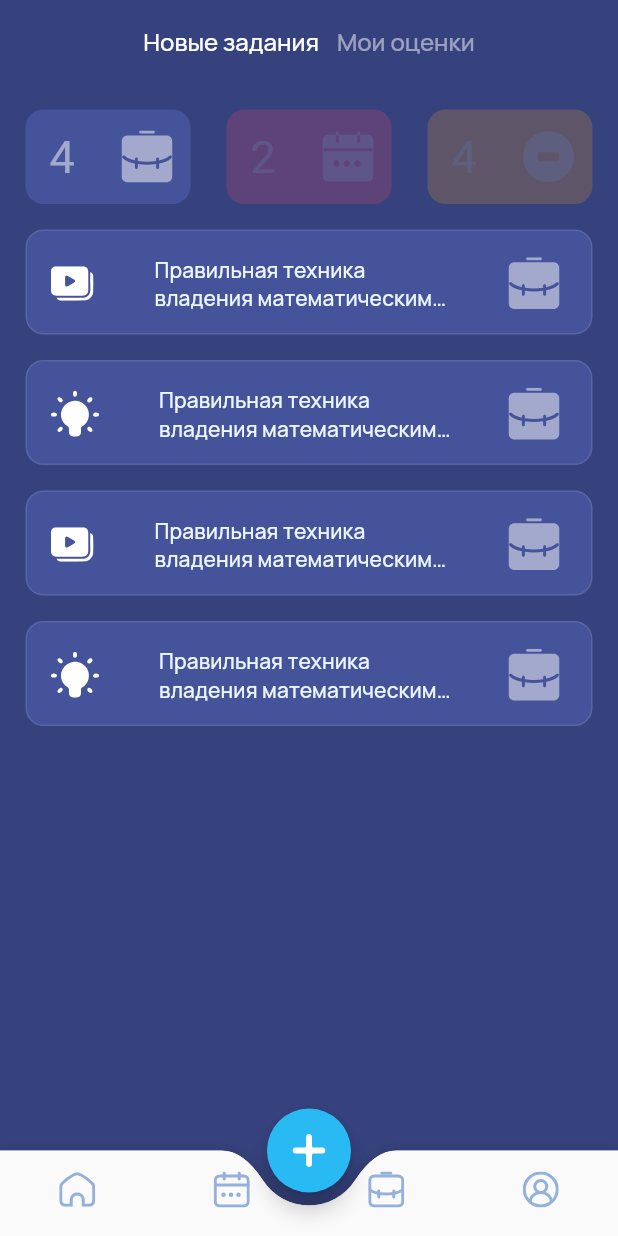
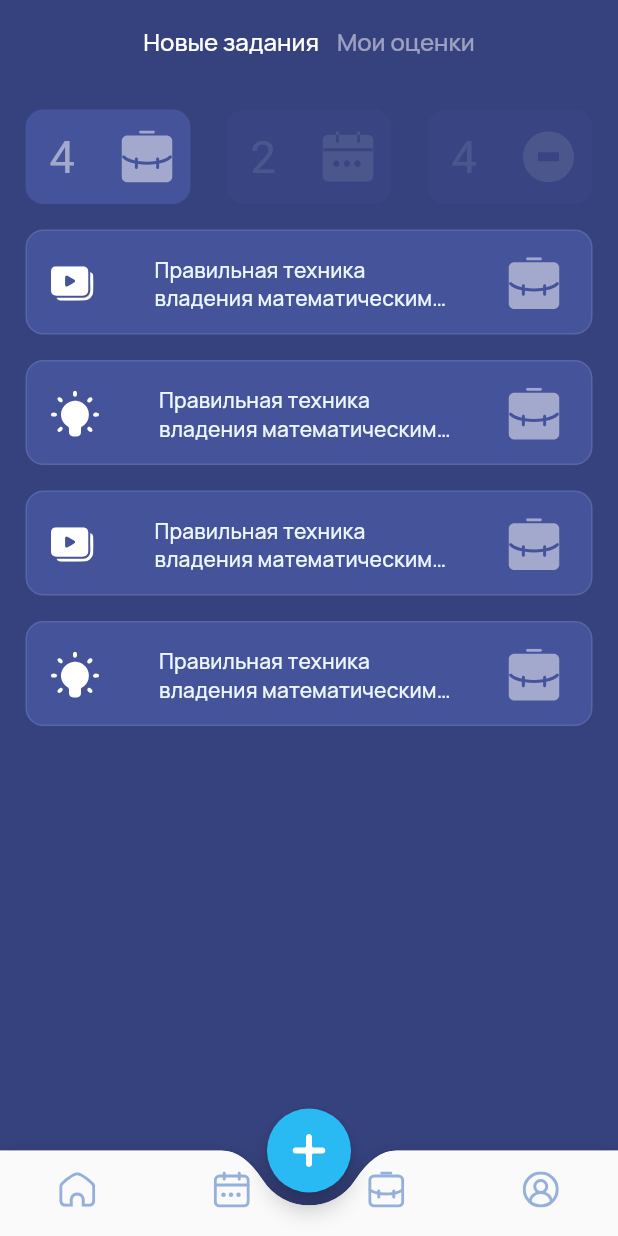
Before and after one commit to atomnato/tz_laborato, a Flutter app: the screen it shows after launch, after a tap on an icon or button, on a phone screen of 412 x 824 dp. Run offline on Flutter 3.47's test engine with Material 2 defaults, Android fonts, the phone set to English and light mode, and no system bars; our stand-ins replace equatable, flutter_bloc, flutter_svg, google_fonts; Roboto replaces fonts that are missing (Jua).

Commit message:
Refactor code

```diff
--- a/lib/widgets/homework_board_screen.dart
+++ b/lib/widgets/homework_board_screen.dart
@@ -2,12 +2,12 @@ import 'package:flutter/material.dart';
 import 'package:flutter/services.dart';
 import 'package:flutter_bloc/flutter_bloc.dart';
 import 'package:flutter_svg/flutter_svg.dart';
-import 'package:google_fonts/google_fonts.dart';
 import 'package:tz_laborato/data/homework_repository.dart';
 import 'package:tz_laborato/domain/entity/task.dart';
 import 'package:tz_laborato/presentation/homework_board_cubit.dart';
 import 'package:tz_laborato/widgets/utils/colors.dart';
 import 'package:tz_laborato/widgets/utils/curcular_notched_navbar.dart';
+import 'package:tz_laborato/widgets/utils/menu_element.dart';
 import 'package:tz_laborato/widgets/utils/task_tile.dart';
 
 /// Screen with task board user.
@@ -29,13 +29,6 @@ class _HomeworkBoardScreenState extends State<HomeworkBoardScreen> {
     super.initState();
     _cubit = HomeworkBoardCubit(HomeworkRepository());
   }
-
-  Widget _taskWidgetBuilder(
-    Task model,
-    bool isLast,
-    Function()? onTap,
-  ) =>
-      TaskTile.parseTypes(model, last: isLast);
 
   @override
   Widget build(BuildContext context) {
@@ -105,10 +98,9 @@ class _HomeworkBoardScreenState extends State<HomeworkBoardScreen> {
                           ) {
                             bool lastElem =
                                 index == (list.length - 1) ? true : false;
-                            return _taskWidgetBuilder(
+                            return TaskTile.parseTypes(
                               list[index],
-                              lastElem,
-                              () {},
+                              last: lastElem,
                             );
                           },
                         ),
@@ -141,10 +133,9 @@ class _HomeworkBoardScreenState extends State<HomeworkBoardScreen> {
                           ) {
                             bool lastElem =
                                 index == (list.length - 1) ? true : false;
-                            return _taskWidgetBuilder(
+                            return TaskTile.parseTypes(
                               list[index],
-                              lastElem,
-                              () {},
+                              last: lastElem,
                             );
                           },
                         ),
@@ -212,48 +203,6 @@ class _HeaderMenuSection extends StatefulWidget {
 class _HeaderMenuSectionState extends State<_HeaderMenuSection> {
   late HomeworkBoardCubit _cubit;
 
-  Widget menuElement({
-    required Color color,
-    required String pathIcon,
-    required String perTask,
-    required Function()? onTap,
-    required bool selected,
-  }) {
-    return GestureDetector(
-      onTap: onTap,
-      child: AnimatedOpacity(
-        opacity: selected ? 1.0 : 0.2,
-        duration: const Duration(milliseconds: 100),
-        child: Container(
-          width: MediaQuery.of(context).size.width * 0.267,
-          decoration: BoxDecoration(
-            color: color,
-            borderRadius: BorderRadius.circular(12.0),
-          ),
-          padding: const EdgeInsets.only(
-            top: 14.0,
-            bottom: 14.0,
-            left: 16.0,
-            right: 12,
-          ),
-          child: Row(
-            mainAxisAlignment: MainAxisAlignment.spaceBetween,
-            children: [
-              Text(
-                perTask,
-                style: GoogleFonts.jua(
-                  textStyle:
-                      const TextStyle(fontSize: 30.0, color: kWhiteColor50),
-                ),
-              ),
-              SvgPicture.asset(pathIcon),
-            ],
-          ),
-        ),
-      ),
-    );
-  }
-
   @override
   void initState() {
     super.initState();
@@ -270,33 +219,30 @@ class _HeaderMenuSectionState extends State<_HeaderMenuSection> {
             return Row(
               mainAxisAlignment: MainAxisAlignment.spaceBetween,
               children: [
-                menuElement(
+                MenuElement(
+                  color: kPurpleColor,
+                  pathIcon: 'assets/icons/homework_icon.svg',
                   perTask: '${_cubit.modelView.taskHomework.length}',
-                  pathIcon: 'assets/icons/homework_icon.svg',
-                  color: kPurpleColor,
-                  selected: true,
                   onTap: () {
                     _cubit.selectTaskStatus(
                       _cubit.modelView.taskHomework.first.status,
                     );
                   },
                 ),
-                menuElement(
+                MenuElement(
+                  color: kPurpleColor,
+                  pathIcon: 'assets/icons/late_homework_icon.svg',
                   perTask: '${_cubit.modelView.taskLateHomework.length}',
-                  pathIcon: 'assets/icons/late_homework_icon.svg',
-                  color: kRedColor,
-                  selected: true,
                   onTap: () {
                     _cubit.selectTaskStatus(
                       _cubit.modelView.taskLateHomework.first.status,
                     );
                   },
                 ),
-                menuElement(
+                MenuElement(
+                  color: kPurpleColor,
+                  pathIcon: 'assets/icons/rework_icon.svg',
                   perTask: '${_cubit.modelView.taskRework.length}',
-                  pathIcon: 'assets/icons/rework_icon.svg',
-                  color: kOrangeColor,
-                  selected: true,
                   onTap: () {
                     _cubit.selectTaskStatus(
                       _cubit.modelView.taskRework.first.status,
@@ -310,41 +256,41 @@ class _HeaderMenuSectionState extends State<_HeaderMenuSection> {
             return Row(
               mainAxisAlignment: MainAxisAlignment.spaceBetween,
               children: [
-                menuElement(
+                MenuElement(
+                  color: kPurpleColor,
+                  pathIcon: 'assets/icons/homework_icon.svg',
                   perTask: '${_cubit.modelView.taskHomework.length}',
-                  pathIcon: 'assets/icons/homework_icon.svg',
-                  color: kPurpleColor,
-                  selected: state.status ==
-                      _cubit.modelView.taskHomework.first.status,
                   onTap: () {
                     _cubit.selectTaskStatus(
                       _cubit.modelView.taskHomework.first.status,
                     );
                   },
+                  selected: state.status ==
+                      _cubit.modelView.taskHomework.first.status,
                 ),
-                menuElement(
+                MenuElement(
+                  color: kPurpleColor,
+                  pathIcon: 'assets/icons/late_homework_icon.svg',
                   perTask: '${_cubit.modelView.taskLateHomework.length}',
-                  pathIcon: 'assets/icons/late_homework_icon.svg',
-                  color: kRedColor,
-                  selected: state.status ==
-                      _cubit.modelView.taskLateHomework.first.status,
                   onTap: () {
                     _cubit.selectTaskStatus(
                       _cubit.modelView.taskLateHomework.first.status,
                     );
                   },
+                  selected: state.status ==
+                      _cubit.modelView.taskLateHomework.first.status,
                 ),
-                menuElement(
+                MenuElement(
+                  color: kPurpleColor,
+                  pathIcon: 'assets/icons/rework_icon.svg',
                   perTask: '${_cubit.modelView.taskRework.length}',
-                  pathIcon: 'assets/icons/rework_icon.svg',
-                  color: kOrangeColor,
-                  selected:
-                      state.status == _cubit.modelView.taskRework.first.status,
                   onTap: () {
                     _cubit.selectTaskStatus(
                       _cubit.modelView.taskRework.first.status,
                     );
                   },
+                  selected:
+                      state.status == _cubit.modelView.taskRework.first.status,
                 ),
               ],
             );
--- /dev/null
+++ b/lib/widgets/utils/menu_element.dart
@@ -0,0 +1,59 @@
+import 'package:flutter/material.dart';
+import 'package:flutter_svg/svg.dart';
+import 'package:google_fonts/google_fonts.dart';
+import 'package:tz_laborato/widgets/utils/colors.dart';
+
+///Custom tab bar for homework board screen
+class MenuElement extends StatelessWidget {
+  const MenuElement({
+    Key? key,
+    required this.color,
+    required this.pathIcon,
+    required this.perTask,
+    required this.onTap,
+    this.selected = true,
+  }) : super(key: key);
+
+  final Color color;
+  final String pathIcon;
+  final String perTask;
+  final Function()? onTap;
+  final bool selected;
+
+  @override
+  Widget build(BuildContext context) {
+    return GestureDetector(
+      onTap: onTap,
+      child: AnimatedOpacity(
+        opacity: selected ? 1.0 : 0.2,
+        duration: const Duration(milliseconds: 100),
+        child: Container(
+          width: MediaQuery.of(context).size.width * 0.267,
+          decoration: BoxDecoration(
+            color: color,
+            borderRadius: BorderRadius.circular(12.0),
+          ),
+          padding: const EdgeInsets.only(
+            top: 14.0,
+            bottom: 14.0,
+            left: 16.0,
+            right: 12,
+          ),
+          child: Row(
+            mainAxisAlignment: MainAxisAlignment.spaceBetween,
+            children: [
+              Text(
+                perTask,
+                style: GoogleFonts.jua(
+                  textStyle:
+                      const TextStyle(fontSize: 30.0, color: kWhiteColor50),
+                ),
+              ),
+              SvgPicture.asset(pathIcon),
+            ],
+          ),
+        ),
+      ),
+    );
+  }
+}
```
